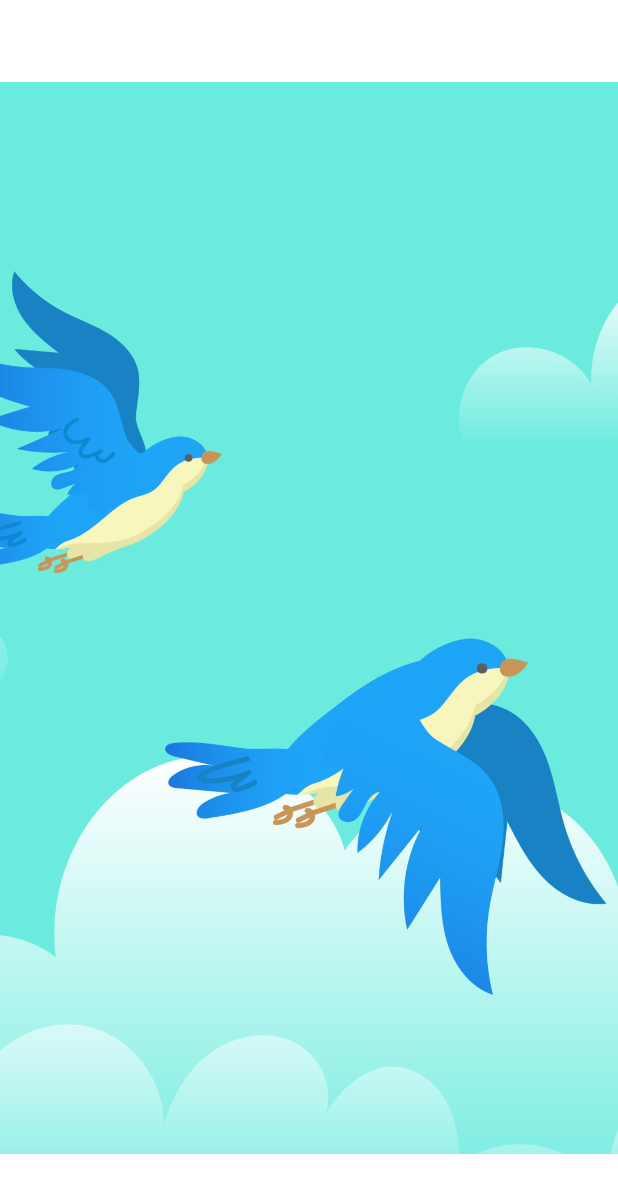
After one commit to akanksha-divya/PANCHI2, an Android app: the Splash_Screen screen opened directly, with no data from a screen before it, on a phone screen of 412 x 824 dp. The commit adds this screen. Shown: the top 1193 px of the screen. Run offline under Robolectric (Android 15) with nearby library versions, the phone set to English and light mode, and no system bars.

Commit message:
splash creen + OTP

```diff
--- a/app/src/main/java/com/example/panchi/OTPActivity.java
+++ b/app/src/main/java/com/example/panchi/OTPActivity.java
@@ -40,6 +40,7 @@ public class OTPActivity extends AppCompatActivity {
         super.onCreate(savedInstanceState);
         binding = ActivityOtpactivityBinding.inflate(getLayoutInflater());
         setContentView(binding.getRoot());
+        getSupportActionBar().hide();
 
         dialog = new ProgressDialog(this);
         dialog.setMessage("Sending OTP.....");
--- /dev/null
+++ b/app/src/main/java/com/example/panchi/Splash_Screen.java
@@ -0,0 +1,27 @@
+package com.example.panchi;
+
+import androidx.appcompat.app.AppCompatActivity;
+
+import android.content.Intent;
+import android.os.Bundle;
+import android.os.Handler;
+
+public class Splash_Screen extends AppCompatActivity {
+
+    @Override
+    protected void onCreate(Bundle savedInstanceState) {
+        super.onCreate(savedInstanceState);
+        setContentView(R.layout.activity_splash_screen);
+        getSupportActionBar().hide();
+
+        new Handler().postDelayed(new Runnable() {
+            @Override
+            public void run() {
+                Intent intent = new Intent(Splash_Screen.this,ProfileActivity.class);
+                startActivity(intent);
+                finish();
+            }
+        },3000);
+
+    }
+}
--- /dev/null
+++ b/app/src/main/res/drawable/otp_custom_input.xml
@@ -0,0 +1,5 @@
+<?xml version="1.0" encoding="utf-8"?>
+<selector xmlns:android="http://schemas.android.com/apk/res/android">
+
+
+</selector>
--- /dev/null
+++ b/app/src/main/res/layout/activity_splash_screen.xml
@@ -0,0 +1,18 @@
+<?xml version="1.0" encoding="utf-8"?>
+<LinearLayout xmlns:android="http://schemas.android.com/apk/res/android"
+    xmlns:app="http://schemas.android.com/apk/res-auto"
+    xmlns:tools="http://schemas.android.com/tools"
+    android:layout_width="match_parent"
+    android:layout_height="match_parent"
+    tools:context=".Splash_Screen">
+
+    <ImageView
+        android:layout_width="match_parent"
+        android:layout_height="match_parent"
+        android:id="@+id/splash_scr"
+        android:src="@drawable/splash_screen"
+
+        />
+
+
+</LinearLayout>
```
Also changed, not shown: app/src/main/AndroidManifest.xml (+10 -5 lines), app/src/main/res/layout/activity_otpactivity.xml (+26 -21 lines), app/src/main/res/drawable/home_logo_without.jpg (added), app/src/main/res/drawable/splash_screen.jpg (added).
